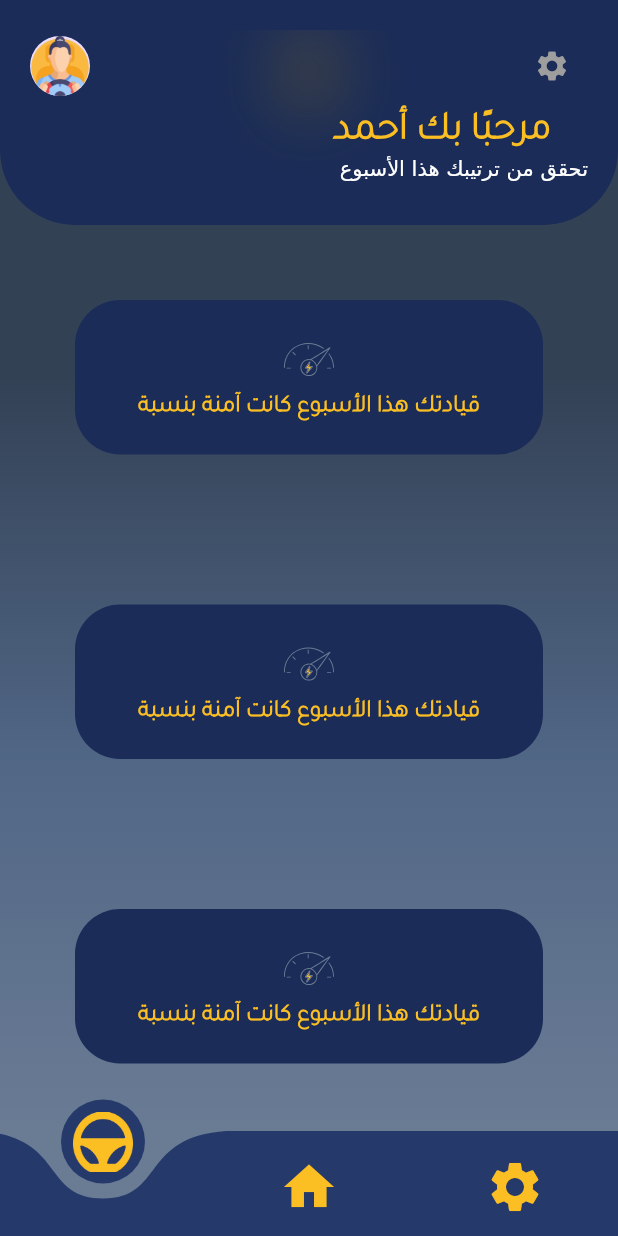
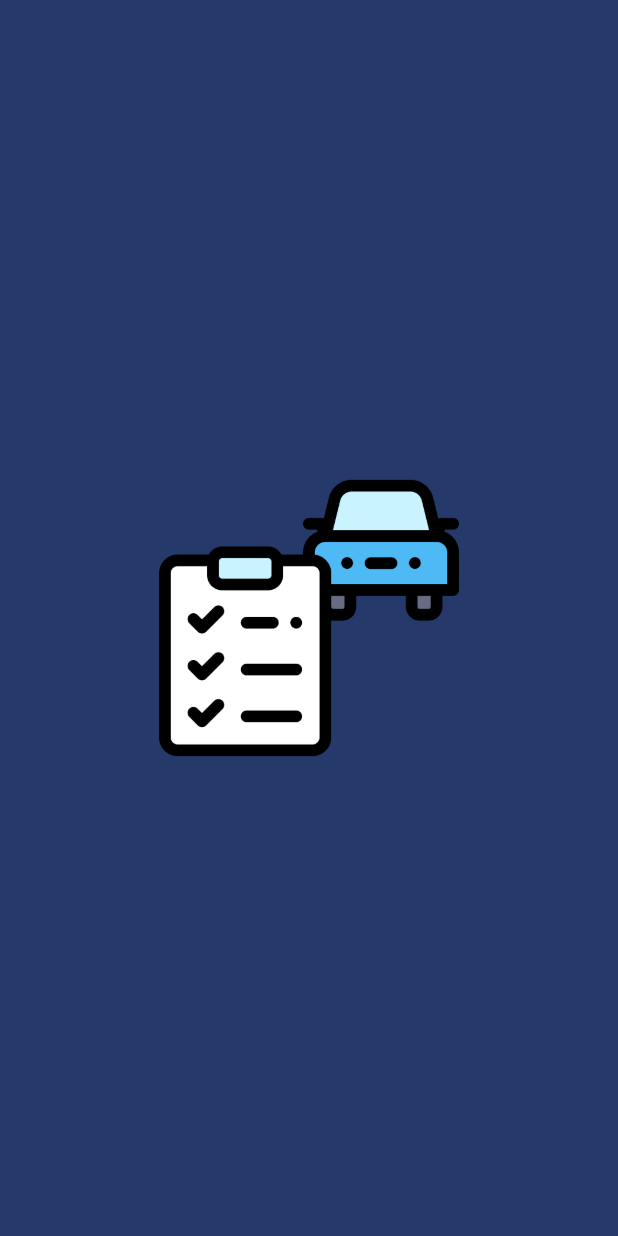
Before and after one commit to codieasier/saferoadbeta, a Flutter app: the screen it shows after launch, on a phone screen of 412 x 824 dp. Run offline on Flutter 3.47's test engine with Material 3 defaults, Android fonts, the phone set to English and light mode, and no system bars; drawn by our look-alikes of curved_navigation_bar; our stand-ins replace flutter_svg.

Commit message:
creating quiz page

```diff
--- a/lib/app/app.dart
+++ b/lib/app/app.dart
@@ -1,6 +1,7 @@
 import 'package:flutter/material.dart';
 import 'package:saferoadbeta/presentions/screens/pages/homePage.dart';
 import 'package:saferoadbeta/presentions/screens/pages/onBoarding.dart';
+import 'package:saferoadbeta/presentions/screens/pages/quizOnBoarding.dart';
 import 'package:saferoadbeta/presentions/screens/pages/signIn.dart';
 import 'package:saferoadbeta/presentions/screens/pages/signUp.dart';
 
@@ -9,7 +10,7 @@ class MyApp extends StatelessWidget {
 
   @override
   Widget build(BuildContext context) {
-    return MaterialApp(home: HomePage(),
+    return MaterialApp(home: Quizonboarding(),
       );
 
   }
--- a/lib/presentions/screens/constants/app_colors.dart
+++ b/lib/presentions/screens/constants/app_colors.dart
@@ -2,7 +2,7 @@ import 'package:flutter/material.dart';
 
 class AppColors {
   // الألوان الرئيسية
-  static const Color backgroundScaffold=Color(0xFF1E293B); // اللون الأزرق الداكن للخلفية
+  static const Color backgroundScaffold=Color(0xFF26396B); // اللون الأزرق الداكن للخلفية
   static const Color darkBlue = Color(0xFF1E293B); // لون البطاقات
   static const Color mangoYellow = Color(0xFFFBBF24); // اللون الأصفر الكهرماني
   static const Color lightGrey = Color(0xFFCBD5E1); // لون داخلي خفيف
--- a/lib/presentions/screens/pages/homePage.dart
+++ b/lib/presentions/screens/pages/homePage.dart
@@ -3,6 +3,7 @@ import 'package:flutter/material.dart';
 import 'package:flutter_svg/flutter_svg.dart';
 import 'package:saferoadbeta/presentions/screens/constants/app_colors.dart';
 import 'package:saferoadbeta/presentions/screens/constants/app_text_styles.dart';
+import 'package:saferoadbeta/presentions/screens/pages/quizOnBoarding.dart';
 import 'package:saferoadbeta/presentions/screens/pages/settingspage.dart';
 import 'package:saferoadbeta/presentions/screens/widgets/card.dart';
 
@@ -14,125 +15,164 @@ class HomePage extends StatefulWidget {
 }
 
 class _HomePageState extends State<HomePage> {
-  final items =<Widget>[
-    Image.asset('assets/icons/steeringwheel.png',height: 40,width: 40,),
-    const  Icon(Icons.home,size: 40,color: Color(0xFFFBBF24),),
-    const  Icon(Icons.settings, size: 40,color: Color(0xFFFBBF24),),
-
+  final index=2;
+  final navigationkey = GlobalKey<CurvedNavigationBarState>();
+  final items = <Widget>[
+    Image.asset('assets/icons/steeringwheel.png', height: 40, width: 40),
+    const Icon(Icons.home, size: 40, color: Color(0xFFFBBF24)),
+    const Icon(Icons.settings, size: 40, color: Color(0xFFFBBF24)),
   ];
-
 
   @override
   Widget build(BuildContext context) {
+    String username = 'أحمد';
+    return Scaffold(
+      backgroundColor: Color(0xFF26396B),
+      bottomNavigationBar: CurvedNavigationBar(
+        items: items,
+        color: const Color(0xFF26396B),
+        backgroundColor: const Color(0xFF6A7B94),
+        animationDuration: Duration(milliseconds: 200),
+        height: 70,
+        key: navigationkey,
+      ),
 
-    String username='أحمد';
-    return Scaffold(
-      backgroundColor:  Color(0xFF26396B),
-       bottomNavigationBar: CurvedNavigationBar(items :items,color:const Color(0xFF26396B),
-        backgroundColor: const Color(0xFF6A7B94),animationDuration: Duration(milliseconds: 200),
-        height: 70,),
-
-        body: SafeArea(child: Container(
+      body: SafeArea(
+        child: Container(
           decoration: AppColors.gradient,
           child: Column(
-
-          children: [Container(
+            children: [
+              Container(
                 width: double.infinity,
                 height: 150,
                 padding: EdgeInsets.all(20),
                 decoration: BoxDecoration(
-              color:const Color(0xFF1A2C57) ,
+                  color: const Color(0xFF1A2C57),
                   borderRadius: BorderRadius.only(
                     bottomRight: Radius.circular(50),
-              bottomLeft: Radius.circular(50)
-            )),
-            child:Stack(children: [
-              Image.asset('assets/images/softlight.png',width: double.infinity,height: 120,)
-              ,Row(mainAxisAlignment: MainAxisAlignment.spaceBetween,
-                children: [CircleAvatar(child: Image.asset('assets/images/driverimage.png')),
+                    bottomLeft: Radius.circular(50),
+                  ),
+                ),
+                child: Stack(
+                  children: [
+                    Image.asset(
+                      'assets/images/softlight.png',
+                      width: double.infinity,
+                      height: 120,
+                    ),
+                    Row(
+                      mainAxisAlignment: MainAxisAlignment.spaceBetween,
+                      children: [
+                        CircleAvatar(
+                          child: Image.asset('assets/images/driverimage.png'),
+                        ),
                         IconButton(
-                  icon: Icon(Icons.settings,color: Colors.grey),
+                          icon: Icon(Icons.settings, color: Colors.grey),
                           onPressed: () {
-                 Navigator.push(context, MaterialPageRoute(builder: (context) => const settingsPage()));
+                            Navigator.push(
+                              context,
+                              MaterialPageRoute(
+                                builder: (context) => const settingsPage(),
+                              ),
+                            );
                           },
-                )
-
-              ],)
-              ,
-              Row(mainAxisAlignment: MainAxisAlignment.end,
+                        ),
+                      ],
+                    ),
+                    Row(
+                      mainAxisAlignment: MainAxisAlignment.end,
                       crossAxisAlignment: CrossAxisAlignment.end,
 
                       children: [
-                  SizedBox(height: 100,),
+                        SizedBox(height: 100),
                         RichText(
                           text: TextSpan(
                             children: <TextSpan>[
-                          TextSpan(text: 'مرحبًا بك '+username,style: AppTextStyles.heading1)
-                          ,TextSpan(text: '\n تحقق من ترتيبك هذا الأسبوع')
-                        ] ),),
+                              TextSpan(
+                                text: 'مرحبًا بك ' + username,
+                                style: AppTextStyles.heading1,
+                              ),
+                              TextSpan(text: '\n تحقق من ترتيبك هذا الأسبوع'),
                             ],
-              )
-
-            ],),
-
-
-
+                          ),
+                        ),
+                      ],
+                    ),
+                  ],
+                ),
               ),
               Expanded(
-            child: SingleChildScrollView(child:
-              Column(
-
-                children: [HomeCard(content:
-
-                Column(
+                child: SingleChildScrollView(
+                  child: Column(
                     children: [
-                SvgPicture.asset('assets/icons/speedometer-speed-fast_svgrepo.com.svg', height: 40,width: 50,),
-                  Text('قيادتك هذا الأسبوع كانت آمنة بنسبة',style: AppTextStyles.heading2,)
-
+                      HomeCard(
+                        content: Column(
+                          children: [
+                            SvgPicture.asset(
+                              'assets/icons/speedometer-speed-fast_svgrepo.com.svg',
+                              height: 40,
+                              width: 50,
+                            ),
+                            Text(
+                              'قيادتك هذا الأسبوع كانت آمنة بنسبة',
+                              style: AppTextStyles.heading2,
+                            ),
                           ],
-              ),),
-                  HomeCard(content:
-
-                  Column(
-                    children: [
-                      SvgPicture.asset('assets/icons/speedometer-speed-fast_svgrepo.com.svg', height: 40,width: 50,),
-                      Text('قيادتك هذا الأسبوع كانت آمنة بنسبة',style: AppTextStyles.heading2,)
-
-                    ],
-                  ),),
-                  HomeCard(content:
-
-                  Column(
-                    children: [
-                      SvgPicture.asset('assets/icons/speedometer-speed-fast_svgrepo.com.svg', height: 40,width: 50,),
-                      Text('قيادتك هذا الأسبوع كانت آمنة بنسبة',style: AppTextStyles.heading2,)
-
-                    ],
-                  ),),
-                  HomeCard(content:
-
-                  Column(
-                    children: [
-                      SvgPicture.asset('assets/icons/speedometer-speed-fast_svgrepo.com.svg', height: 40,width: 50,),
-                      Text('قيادتك هذا الأسبوع كانت آمنة بنسبة',style: AppTextStyles.heading2,)
-
-                    ],
-                  ),),
-
-
-
-                 ],
-
-
                         ),
                       ),
-          )
+                      HomeCard(
+                        content: Column(
+                          children: [
+                            SvgPicture.asset(
+                              'assets/icons/speedometer-speed-fast_svgrepo.com.svg',
+                              height: 40,
+                              width: 50,
+                            ),
+                            Text(
+                              'قيادتك هذا الأسبوع كانت آمنة بنسبة',
+                              style: AppTextStyles.heading2,
+                            ),
                           ],
                         ),
-
-        ))
-
-
-      ,);
+                      ),
+                      HomeCard(
+                        content: Column(
+                          children: [
+                            SvgPicture.asset(
+                              'assets/icons/speedometer-speed-fast_svgrepo.com.svg',
+                              height: 40,
+                              width: 50,
+                            ),
+                            Text(
+                              'قيادتك هذا الأسبوع كانت آمنة بنسبة',
+                              style: AppTextStyles.heading2,
+                            ),
+                          ],
+                        ),
+                      ),
+                      HomeCard(
+                        content: Column(
+                          children: [
+                            SvgPicture.asset(
+                              'assets/icons/speedometer-speed-fast_svgrepo.com.svg',
+                              height: 40,
+                              width: 50,
+                            ),
+                            Text(
+                              'قيادتك هذا الأسبوع كانت آمنة بنسبة',
+                              style: AppTextStyles.heading2,
+                            ),
+                          ],
+                        ),
+                      ),
+                    ],
+                  ),
+                ),
+              ),
+            ],
+          ),
+        ),
+      ),
+    );
   }
 }
--- /dev/null
+++ b/lib/presentions/screens/pages/quizOnBoarding.dart
@@ -0,0 +1,24 @@
+import 'package:flutter/material.dart';
+import 'package:saferoadbeta/presentions/screens/constants/app_colors.dart';
+
+class Quizonboarding extends StatelessWidget {
+  const Quizonboarding({super.key});
+
+  @override
+  Widget build(BuildContext context) {
+    return Scaffold(
+      backgroundColor: AppColors.backgroundScaffold,
+      body:SafeArea(child: Center(
+        child: Column(
+          mainAxisAlignment: MainAxisAlignment.spaceAround,
+          children: [
+            Image.asset("assets/images/drivingTest.png",height: 400,width: 200,)
+
+          ],
+        ),
+      ))
+
+
+    ) ;
+  }
+}
--- a/pubspec.yaml
+++ b/pubspec.yaml
@@ -79,6 +79,7 @@ flutter:
     - assets/icons/steeringwheel.png
     - assets/images/softlight.png
     - assets/images/driverimage.png
+    - assets/images/drivingTest.png
 
 
 
```
Also changed, not shown: assets/images/drivingTest.png (added). Lines whose indentation alone changed are shown as unchanged.
